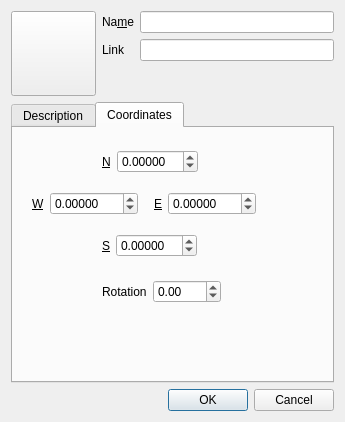
First picture: the form in src/plugins/render/annotate/EditGroundOverlayDialog.ui, repository KDE/marble, before the edit.
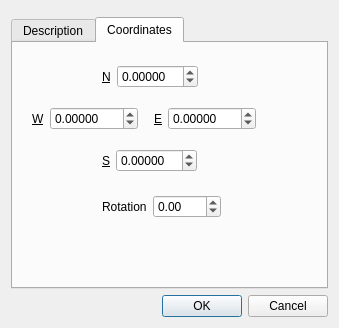
Second picture: the form after the edit. Custom widgets are drawn as their Qt base class.

What changed in the file:
```diff
--- a/src/plugins/render/annotate/EditGroundOverlayDialog.ui
+++ b/src/plugins/render/annotate/EditGroundOverlayDialog.ui
@@ -6,73 +6,18 @@
    <rect>
     <x>0</x>
     <y>0</y>
-    <width>345</width>
-    <height>422</height>
+    <width>339</width>
+    <height>328</height>
    </rect>
   </property>
   <property name="windowTitle">
    <string>Dialog</string>
   </property>
-  <layout class="QFormLayout" name="formLayout_2">
-   <item row="0" column="0">
-    <widget class="QPushButton" name="m_browseButton">
-     <property name="sizePolicy">
-      <sizepolicy hsizetype="Fixed" vsizetype="Fixed">
-       <horstretch>0</horstretch>
-       <verstretch>0</verstretch>
-      </sizepolicy>
-     </property>
-     <property name="minimumSize">
-      <size>
-       <width>85</width>
-       <height>85</height>
-      </size>
-     </property>
-     <property name="maximumSize">
-      <size>
-       <width>85</width>
-       <height>85</height>
-      </size>
-     </property>
-     <property name="text">
-      <string/>
-     </property>
-     <property name="iconSize">
-      <size>
-       <width>75</width>
-       <height>75</height>
-      </size>
-     </property>
-    </widget>
+  <layout class="QVBoxLayout" name="verticalLayout_2">
+   <item>
+    <widget class="Marble::PlacemarkEditHeader" name="m_header" native="true"/>
    </item>
-   <item row="0" column="1">
-    <layout class="QFormLayout" name="formLayout">
-     <item row="1" column="1">
-      <widget class="QLineEdit" name="m_name"/>
-     </item>
-     <item row="2" column="0">
-      <widget class="QLabel" name="link_lbl">
-       <property name="text">
-        <string>Link</string>
-       </property>
-      </widget>
-     </item>
-     <item row="2" column="1">
-      <widget class="QLineEdit" name="m_link"/>
-     </item>
-     <item row="1" column="0">
-      <widget class="QLabel" name="name_lbl">
-       <property name="text">
-        <string>Na&amp;me</string>
-       </property>
-       <property name="buddy">
-        <cstring>m_name</cstring>
-       </property>
-      </widget>
-     </item>
-    </layout>
-   </item>
-   <item row="1" column="0" colspan="2">
+   <item>
     <widget class="QTabWidget" name="tabWidget">
      <property name="currentIndex">
       <number>1</number>
@@ -573,7 +518,7 @@
      </widget>
     </widget>
    </item>
-   <item row="2" column="0" colspan="2">
+   <item>
     <widget class="QDialogButtonBox" name="buttonBox">
      <property name="orientation">
       <enum>Qt::Horizontal</enum>
@@ -588,6 +533,13 @@
   <zorder>buttonBox</zorder>
   <zorder></zorder>
  </widget>
+ <customwidgets>
+  <customwidget>
+   <class>Marble::PlacemarkEditHeader</class>
+   <extends>QWidget</extends>
+   <header>PlacemarkEditHeader.h</header>
+  </customwidget>
+ </customwidgets>
  <resources/>
  <connections>
   <connection>
```
Left out of the diff: 5 changed lines with no effect on the pictures.
